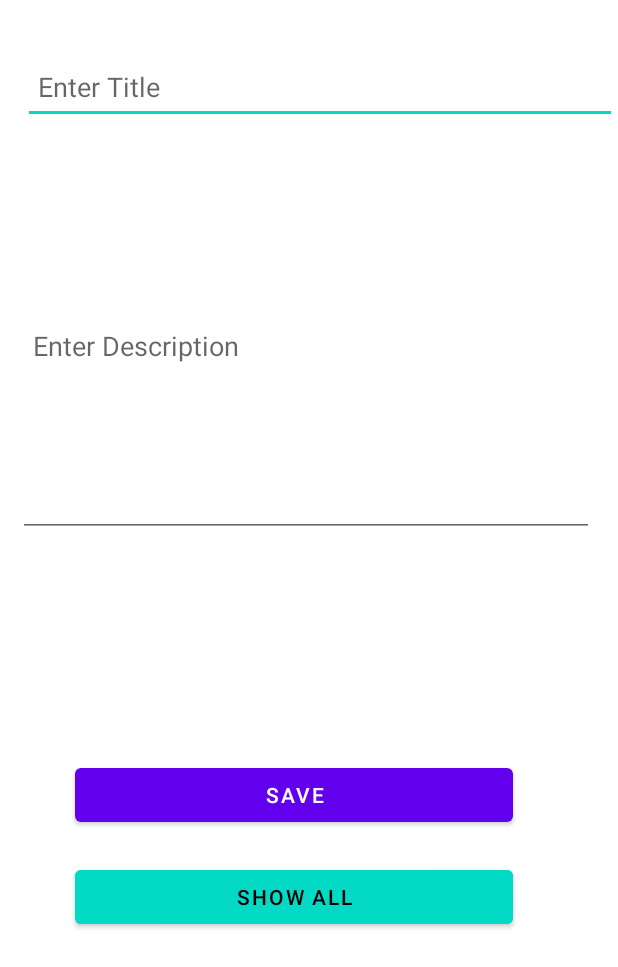
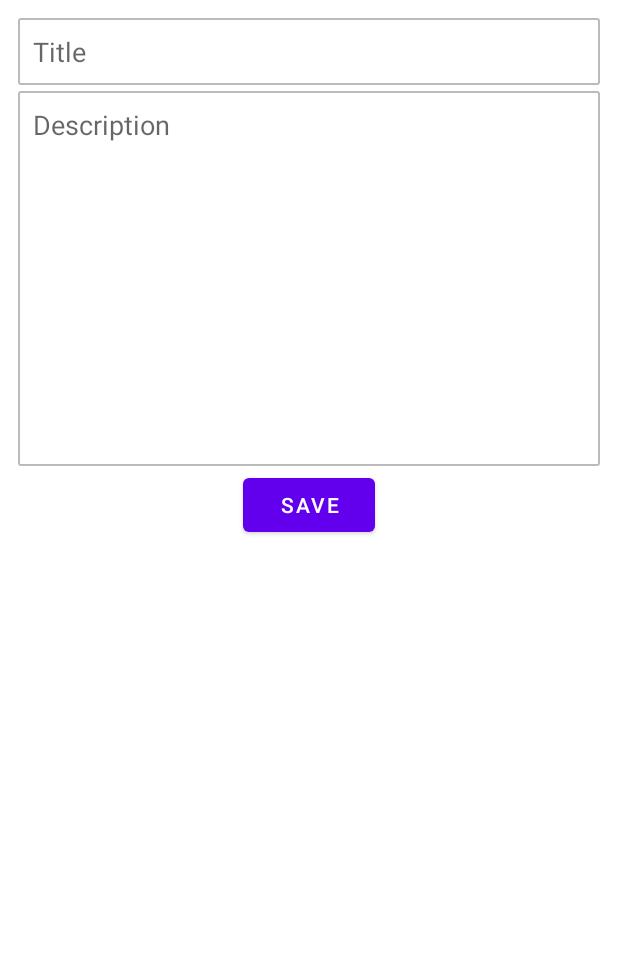
Before and after one commit to DIILEESHA/AndroidApplication, an Android app: the layout activity_add.xml on its own in the app's theme, with its tools: preview values and no code run, on a phone screen of 412 x 824 dp. Shown: the top 967 px of the screen. Run offline under Robolectric (Android 15) with nearby library versions, the phone set to English and light mode, and no system bars; Roboto replaces fonts that are not available here.

Commit message:
insert form created

```diff
--- /dev/null
+++ b/app/src/main/res/drawable/bg_edittext.xml
@@ -0,0 +1,6 @@
+<?xml version="1.0" encoding="utf-8"?>
+<shape xmlns:android="http://schemas.android.com/apk/res/android">
+    <stroke android:color="#BBBBBB" android:width="1dp"/>
+    <corners android:radius="1dp"/>
+    <solid android:color="#fff"/>
+</shape>
--- a/app/src/main/res/layout/activity_add.xml
+++ b/app/src/main/res/layout/activity_add.xml
@@ -1,69 +1,42 @@
 <?xml version="1.0" encoding="utf-8"?>
-<androidx.constraintlayout.widget.ConstraintLayout xmlns:android="http://schemas.android.com/apk/res/android"
+<LinearLayout xmlns:android="http://schemas.android.com/apk/res/android"
     xmlns:app="http://schemas.android.com/apk/res-auto"
     xmlns:tools="http://schemas.android.com/tools"
     android:layout_width="match_parent"
     android:layout_height="match_parent"
+    android:orientation="vertical"
+    android:padding="10dp"
     tools:context=".AddActivity">
 
     <EditText
-        android:id="@+id/edit_title"
-        android:layout_width="396dp"
-        android:layout_height="50dp"
-        android:ems="10"
-        android:hint="Enter Title"
+        android:id="@+id/titleEt"
+        android:layout_margin="2dp"
+        android:background="@drawable/bg_edittext"
         android:padding="10dp"
-        android:layout_marginHorizontal="15dp"
-        android:inputType="textPersonName"
-        app:layout_constraintBottom_toBottomOf="parent"
-        app:layout_constraintStart_toStartOf="parent"
-        app:layout_constraintTop_toTopOf="parent"
-        app:layout_constraintVertical_bias="0.042" />
+        android:inputType="text"
+        android:hint="Title"
+        android:layout_width="match_parent"
+        android:layout_height="wrap_content"/>
 
     <EditText
-        android:id="@+id/edit_desc"
-        android:layout_width="384dp"
-        android:layout_height="255dp"
-        android:layout_marginHorizontal="15dp"
-        android:layout_marginStart="12dp"
-        android:layout_marginTop="20dp"
-        android:ems="10"
-        android:hint="Enter Description"
-        android:inputType="textPersonName"
+        android:id="@+id/descriptionEt"
+        android:layout_margin="2dp"
+        android:background="@drawable/bg_edittext"
         android:padding="10dp"
-        app:layout_constraintStart_toStartOf="parent"
-        app:layout_constraintTop_toBottomOf="@+id/edit_title" />
+        android:inputType="textMultiLine|textCapSentences"
+        android:hint="Description"
+        android:layout_width="match_parent"
+        android:layout_height="wrap_content"
+        android:minHeight="250dp"
+        android:gravity="start"/>
 
     <Button
-        android:id="@+id/save_btn"
-        android:layout_width="0dp"
-        android:layout_height="wrap_content"
-        android:layout_marginHorizontal="20dp"
-        android:layout_marginStart="50dp"
-        android:layout_marginTop="148dp"
-        android:layout_marginEnd="70dp"
+        android:id="@+id/saveBtn"
         android:text="Save"
-        app:layout_constraintEnd_toEndOf="parent"
-        app:layout_constraintHorizontal_bias="0.0"
-        app:layout_constraintStart_toStartOf="parent"
-        app:layout_constraintTop_toBottomOf="@+id/edit_desc" />
+        style="@style/Animation.Design.BottomSheetDialog"
+        android:layout_gravity="center_horizontal"
+        android:layout_width="wrap_content"
+        android:layout_height="wrap_content"/>
 
-    <Button
-        android:id="@+id/showall_btn"
-        android:layout_width="0dp"
-        android:layout_height="wrap_content"
-        android:layout_marginHorizontal="20dp"
-        android:layout_marginStart="50dp"
-        android:layout_marginTop="20dp"
-        android:layout_marginEnd="70dp"
-        android:layout_marginBottom="20dp"
-        android:backgroundTint="@color/teal_200"
-        android:text="Show All"
-        android:textColor="#000"
-        app:layout_constraintBottom_toBottomOf="parent"
-        app:layout_constraintEnd_toEndOf="parent"
-        app:layout_constraintHorizontal_bias="0.0"
-        app:layout_constraintStart_toStartOf="parent"
-        app:layout_constraintTop_toBottomOf="@+id/save_btn"
-        app:layout_constraintVertical_bias="0.0" />
-</androidx.constraintlayout.widget.ConstraintLayout>
+
+</LinearLayout>
```
